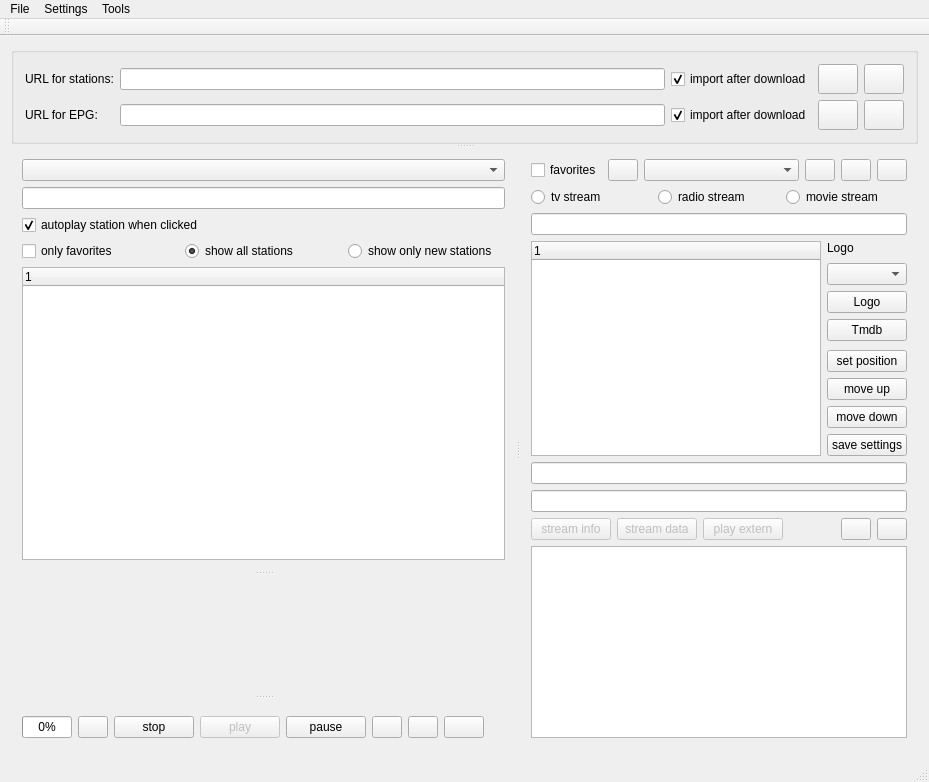
Old version of the form mainwindow.ui in the repository sgersing73/m3uMan.
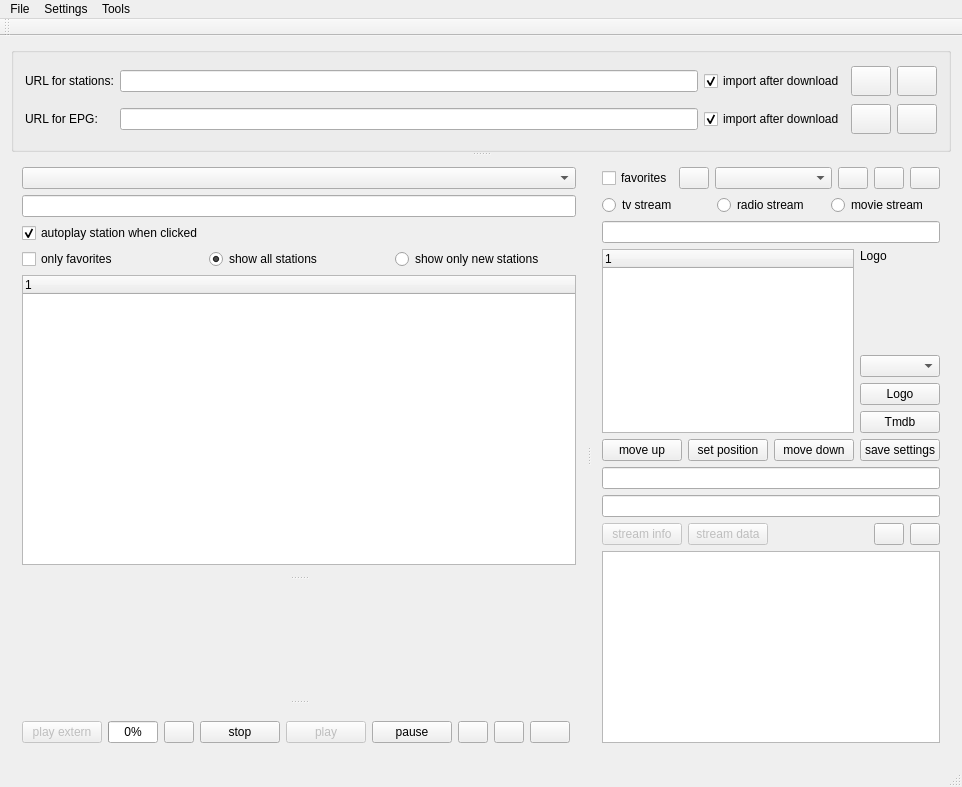
New version of the form. Icons and pictures are not drawn. Custom widgets are drawn as their Qt base class.

```diff
--- a/mainwindow.ui
+++ b/mainwindow.ui
@@ -6,8 +6,8 @@
    <rect>
     <x>0</x>
     <y>0</y>
-    <width>929</width>
-    <height>782</height>
+    <width>953</width>
+    <height>787</height>
    </rect>
   </property>
   <property name="windowTitle">
@@ -286,27 +286,38 @@
            <property name="sizeConstraint">
             <enum>QLayout::SetMinimumSize</enum>
            </property>
-           <item row="0" column="0">
-            <widget class="VlcWidgetSeek" name="widSeek" native="true">
-             <property name="sizePolicy">
-              <sizepolicy hsizetype="Minimum" vsizetype="Preferred">
-               <horstretch>0</horstretch>
-               <verstretch>0</verstretch>
-              </sizepolicy>
-             </property>
-             <property name="maximumSize">
-              <size>
-               <width>16777215</width>
-               <height>35</height>
-              </size>
-             </property>
-            </widget>
-           </item>
-           <item row="1" column="0">
+           <item row="2" column="0">
             <layout class="QHBoxLayout" name="horizontalLayout_5">
              <property name="sizeConstraint">
               <enum>QLayout::SetMinimumSize</enum>
              </property>
+             <item>
+              <widget class="QPushButton" name="cmdPlayExtern">
+               <property name="enabled">
+                <bool>false</bool>
+               </property>
+               <property name="text">
+                <string>play extern</string>
+               </property>
+               <property name="icon">
+                <iconset resource="m3uMan.qrc">
+                 <normaloff>:/images/Ui/icons8-movie-projector-50.png</normaloff>:/images/Ui/icons8-movie-projector-50.png</iconset>
+               </property>
+              </widget>
+             </item>
+             <item>
+              <spacer name="horizontalSpacer_2">
+               <property name="orientation">
+                <enum>Qt::Horizontal</enum>
+               </property>
+               <property name="sizeHint" stdset="0">
+                <size>
+                 <width>40</width>
+                 <height>20</height>
+                </size>
+               </property>
+              </spacer>
+             </item>
              <item>
               <widget class="QProgressBar" name="pgbBuffer">
                <property name="maximumSize">
@@ -439,6 +450,22 @@
              </item>
             </layout>
            </item>
+           <item row="0" column="0">
+            <widget class="VlcWidgetSeek" name="widSeek" native="true">
+             <property name="sizePolicy">
+              <sizepolicy hsizetype="Minimum" vsizetype="Preferred">
+               <horstretch>0</horstretch>
+               <verstretch>0</verstretch>
+              </sizepolicy>
+             </property>
+             <property name="maximumSize">
+              <size>
+               <width>16777215</width>
+               <height>35</height>
+              </size>
+             </property>
+            </widget>
+           </item>
           </layout>
          </widget>
         </widget>
@@ -577,6 +604,12 @@
           <layout class="QHBoxLayout" name="horizontalLayout_4">
            <item>
             <widget class="QTreeWidget" name="twPLS_Items">
+             <property name="sizePolicy">
+              <sizepolicy hsizetype="Expanding" vsizetype="Ignored">
+               <horstretch>0</horstretch>
+               <verstretch>0</verstretch>
+              </sizepolicy>
+             </property>
              <property name="mouseTracking">
               <bool>true</bool>
              </property>
@@ -662,33 +695,12 @@
                </property>
               </widget>
              </item>
-             <item>
-              <spacer name="verticalSpacer_2">
-               <property name="orientation">
-                <enum>Qt::Vertical</enum>
-               </property>
-               <property name="sizeHint" stdset="0">
-                <size>
-                 <width>20</width>
-                 <height>40</height>
-                </size>
-               </property>
-              </spacer>
-             </item>
-             <item>
-              <widget class="QPushButton" name="cmdSetPos">
-               <property name="toolTip">
-                <string>set station position</string>
-               </property>
-               <property name="text">
-                <string>set position</string>
-               </property>
-               <property name="icon">
-                <iconset resource="m3uMan.qrc">
-                 <normaloff>:/images/Ui/icons8-shortlist-50.png</normaloff>:/images/Ui/icons8-shortlist-50.png</iconset>
-               </property>
-              </widget>
-             </item>
+            </layout>
+           </item>
+          </layout>
+         </item>
+         <item>
+          <layout class="QHBoxLayout" name="horizontalLayout_8">
              <item>
               <widget class="QPushButton" name="cmdMoveUp">
                <property name="toolTip">
@@ -703,6 +715,20 @@
                </property>
               </widget>
              </item>
+           <item>
+            <widget class="QPushButton" name="cmdSetPos">
+             <property name="toolTip">
+              <string>set station position</string>
+             </property>
+             <property name="text">
+              <string>set position</string>
+             </property>
+             <property name="icon">
+              <iconset resource="m3uMan.qrc">
+               <normaloff>:/images/Ui/icons8-shortlist-50.png</normaloff>:/images/Ui/icons8-shortlist-50.png</iconset>
+             </property>
+            </widget>
+           </item>
              <item>
               <widget class="QPushButton" name="cmdMoveDown">
                <property name="toolTip">
@@ -733,8 +759,6 @@
              </item>
             </layout>
            </item>
-          </layout>
-         </item>
          <item>
           <widget class="QLineEdit" name="edtStationName"/>
          </item>
@@ -774,20 +798,6 @@
              </property>
             </widget>
            </item>
-           <item>
-            <widget class="QPushButton" name="cmdPlayExtern">
-             <property name="enabled">
-              <bool>false</bool>
-             </property>
-             <property name="text">
-              <string>play extern</string>
-             </property>
-             <property name="icon">
-              <iconset resource="m3uMan.qrc">
-               <normaloff>:/images/Ui/icons8-movie-projector-50.png</normaloff>:/images/Ui/icons8-movie-projector-50.png</iconset>
-             </property>
-            </widget>
-           </item>
            <item>
             <spacer name="horizontalSpacer">
              <property name="orientation">
@@ -862,7 +872,7 @@
     <rect>
      <x>0</x>
      <y>0</y>
-     <width>929</width>
+     <width>953</width>
      <height>21</height>
     </rect>
    </property>
@@ -880,6 +890,7 @@
      <string>File</string>
     </property>
     <addaction name="actionimport_m3u_file"/>
+    <addaction name="actionExport_M3U_file"/>
     <addaction name="separator"/>
     <addaction name="actionExit"/>
    </widget>
@@ -898,10 +909,13 @@
    <addaction name="menuTools"/>
   </widget>
   <widget class="QToolBar" name="mainToolBar">
+   <property name="windowTitle">
+    <string>Favorites</string>
+   </property>
    <property name="iconSize">
     <size>
-     <width>50</width>
-     <height>50</height>
+     <width>40</width>
+     <height>40</height>
     </size>
    </property>
    <attribute name="toolBarArea">
@@ -965,6 +979,11 @@
     <string>Explore storage folder</string>
    </property>
   </action>
+  <action name="actionExport_M3U_file">
+   <property name="text">
+    <string>Export M3U file</string>
+   </property>
+  </action>
  </widget>
  <layoutdefault spacing="6" margin="11"/>
  <customwidgets>
```
Lines whose indentation alone changed are shown as unchanged.
